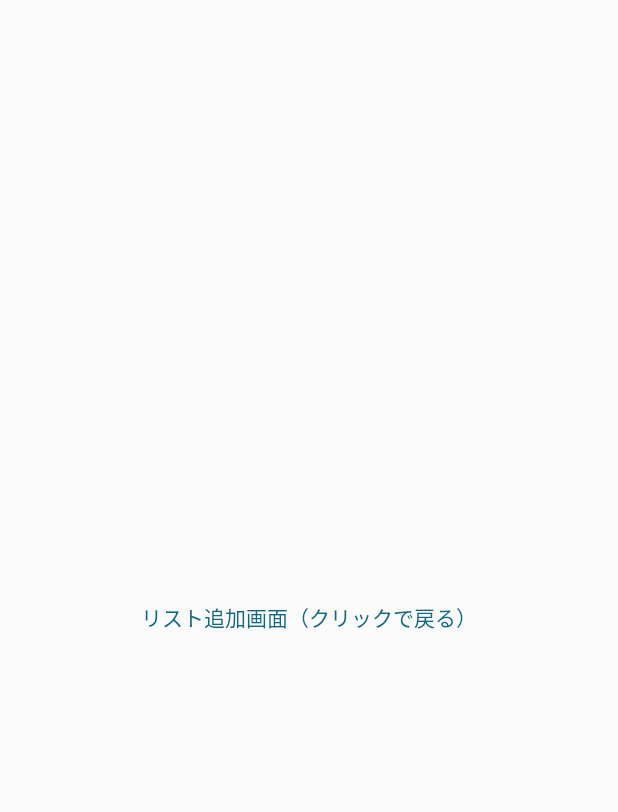
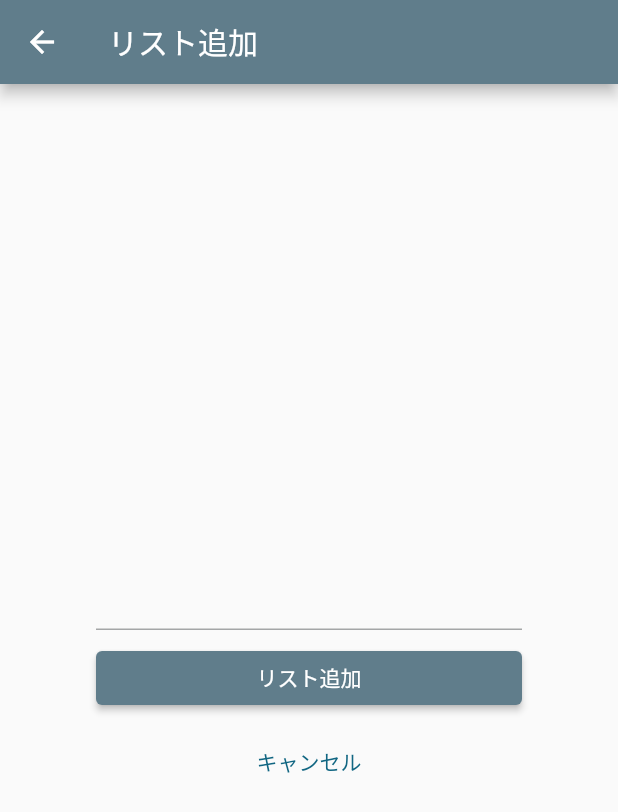
Before and after one commit to skzkhrk/sample, a Flutter app: the screen it shows after launch, after a tap on the "add" icon, on a phone screen of 412 x 824 dp. Shown: the top 812 px of the screen. Run offline on Flutter 3.47's test engine with Material 3 defaults, Android fonts, the phone set to English and light mode, and no system bars.

Commit message:
Todoリスト追加画面

```diff
--- a/lib/main.dart
+++ b/lib/main.dart
@@ -473,8 +473,16 @@ class MyTodoApp extends StatelessWidget {
 }
 
 // リスト一覧画面用ウィジェット
-class TodoListPage extends StatelessWidget {
+class TodoListPage extends StatefulWidget {
   const TodoListPage({super.key});
+
+  @override
+  _TodoListPageState createState() => _TodoListPageState();
+}
+
+class _TodoListPageState extends State<TodoListPage> {
+  // Todoリストのデータ
+  List<String> todoList = [];
 
   @override
   Widget build(BuildContext context) {
@@ -483,38 +491,32 @@ class TodoListPage extends StatelessWidget {
         title: const Text('リスト一覧'),
         backgroundColor: Colors.blueGrey,
       ),
-      body: ListView(
-        children: const <Widget>[
-          Card(
+      // データを元にListViewを作成
+      body: ListView.builder(
+        itemCount: todoList.length,
+        itemBuilder: (context, index) {
+          return Card(
             child: ListTile(
-              title: Text('ニンジンを買う'),
+              title: Text(todoList[index]),
             ),
-          ),
-          Card(
-            child: ListTile(
-              title: Text('タマネギを買う'),
-            ),
-          ),
-          Card(
-            child: ListTile(
-              title: Text('ジャガイモを買う'),
-            ),
-          ),
-          Card(
-            child: ListTile(
-              title: Text('カレールーを買う'),
-            ),
-          ),
-        ],
+          );
+        },
       ),
       floatingActionButton: FloatingActionButton(
-        onPressed: () {
+        onPressed: () async {
           // pushで新規画面に遷移
-          Navigator.of(context).push(
+          final newListText = await Navigator.of(context).push(
             MaterialPageRoute(builder: (context) {
               return const TodoAddPage();
             }),
           );
+          if (newListText != null) {
+            // キャンセルした場合は newListText が null となるので注意
+            setState(() {
+              // リスト追加
+              todoList.add(newListText);
+            });
+          }
         },
         child: const Icon(Icons.add),
       ),
@@ -522,18 +524,82 @@ class TodoListPage extends StatelessWidget {
   }
 }
 
-class TodoAddPage extends StatelessWidget {
+// リスト追加画面用ウィジェット
+class TodoAddPage extends StatefulWidget {
   const TodoAddPage({super.key});
 
   @override
+  _TodoAddPageState createState() => _TodoAddPageState();
+}
+
+class _TodoAddPageState extends State<TodoAddPage> {
+  // 入力されたテキスト用
+  String _text = '';
+
+  // データをもとに表示するウィジェット
+  @override
   Widget build(BuildContext context) {
     return Scaffold(
-      body: Center(
-        child: TextButton(
-          onPressed: () {
-            Navigator.of(context).pop();
-          },
-          child: const Text('リスト追加画面（クリックで戻る）'),
+      appBar: AppBar(
+        // leadingが自動設定になってる？
+        title: const Text('リスト追加'),
+        backgroundColor: Colors.blueGrey,
+      ),
+      body: Container(
+        // ボタンサイドの余白を付ける
+        padding: const EdgeInsets.all(64),
+        child: Column(
+          mainAxisAlignment: MainAxisAlignment.center,
+          children: <Widget>[
+            // 入力されたテキストを表示
+            Text(
+              _text,
+              style: const TextStyle(color: Colors.blue),
+            ),
+            const SizedBox(height: 8),
+            // テキスト入力
+            TextField(
+              onChanged: (String value) {
+                // データが変更したことを知らせる（画面を更新する）
+                setState(() {
+                  // データを変更
+                  _text = value;
+                });
+              },
+            ),
+            const SizedBox(height: 8),
+            SizedBox(
+              // 横幅いっぱいに広げる
+              width: double.infinity,
+              // リスト追加ボタン
+              child: ElevatedButton(
+                style: ElevatedButton.styleFrom(
+                  backgroundColor: Colors.blueGrey,
+                ),
+                onPressed: () {
+                  // "pop"で前の画面に戻る
+                  // "pop"の引数から前の画面にデータを渡す
+                  Navigator.of(context).pop(_text);
+                },
+                child:
+                    const Text('リスト追加', style: TextStyle(color: Colors.white)),
+              ),
+            ),
+            const SizedBox(height: 8),
+            SizedBox(
+              // 横幅いっぱいに広げる
+              width: double.infinity,
+              // キャンセルボタン
+              child: TextButton(
+                // ボタンをクリックした時の処理
+                onPressed: () {
+                  // "pop"で前の画面に戻る
+                  Navigator.of(context).pop();
+                },
+                child: const Text('キャンセル'),
+              ),
+            ),
+          ],
         ),
       ),
     );
```
